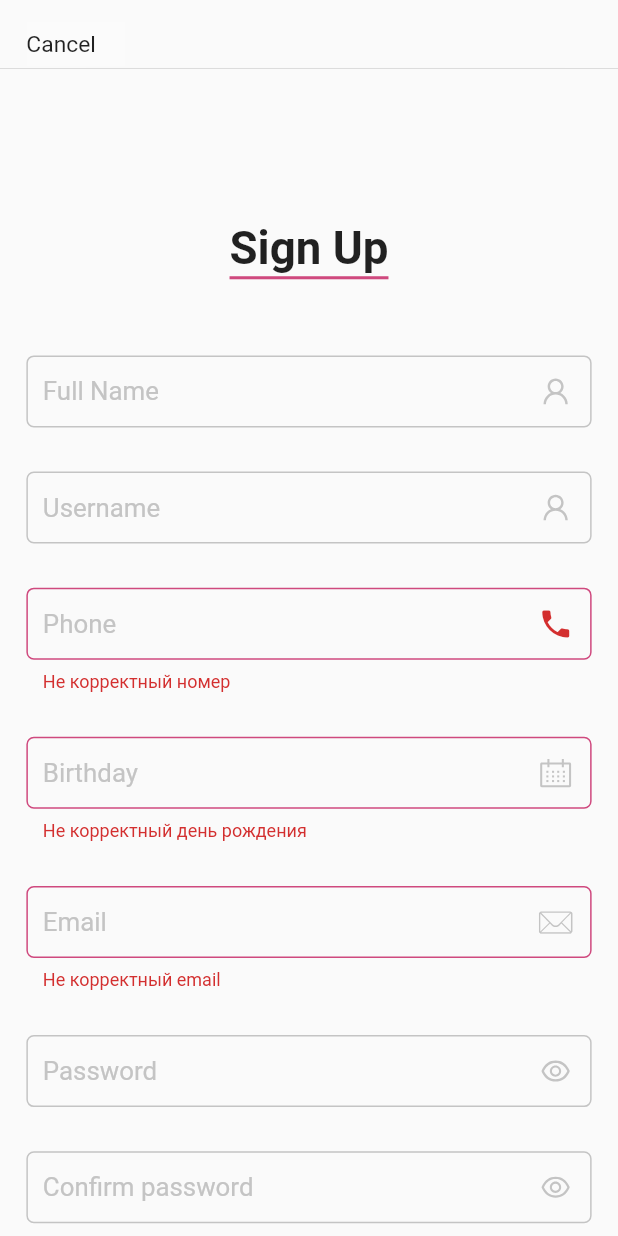
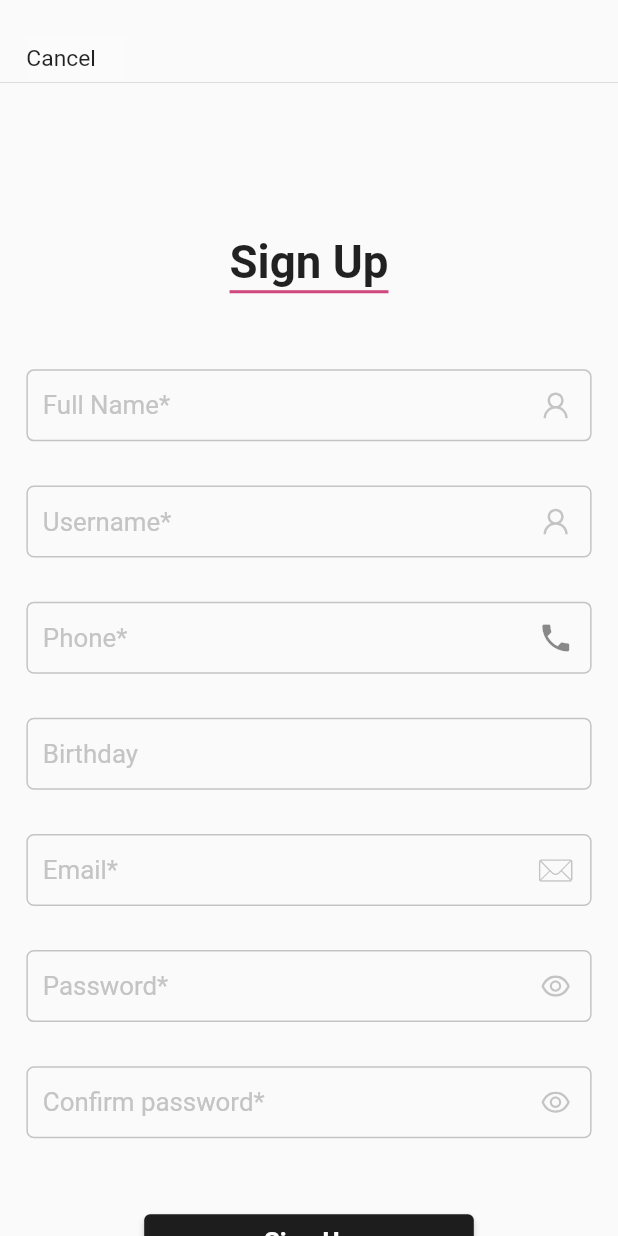
Before and after one commit to Vigorouzis/webant_test_app, a Flutter app: the SingInScreen screen opened directly, after a tap on "Sign Up", on a phone screen of 412 x 824 dp. Run offline on Flutter 3.47's test engine with Material 2 defaults, Android fonts, the phone set to English and light mode, and no system bars; our stand-ins replace cached_network_image, connectivity, dio, email_validator, equatable, flutter_bloc and 8 more; accounts and stored records are empty; generated files the repository leaves out were written again; network calls fail.

Commit message:
Fix some error from review

```diff
--- a/lib/data/datasources/date_helper.dart
+++ b/lib/data/datasources/date_helper.dart
@@ -1,7 +1,10 @@
 import 'package:intl/intl.dart';
 
 class DateHelper {
+  static const String hoursWithMinutes = 'HH:mm';
   static const String digitMonth = 'dd.MM.yyyy';
+  static const String stringMonth = 'dd MMM yyyy';
+
 
   static String getFormattedString({
     required DateTime date,
@@ -12,6 +15,7 @@ class DateHelper {
   }
 
   static DateTime getDateFromString({required String date}) {
+//TODO: доделать форматирование строки в дату из формата dd.mm.yyyy
     return DateTime.parse(date);
   }
 }
--- a/lib/data/models/enums/field_error.dart
+++ /dev/null
@@ -1 +0,0 @@
-enum FieldError { Empty, Invalid }
--- a/lib/data/models/user.dart
+++ b/lib/data/models/user.dart
@@ -12,7 +12,7 @@ class User extends UserEntity {
   @HiveField(0)
   final String name;
   @HiveField(1)
-  DateTime birthday;
+  DateTime? birthday;
   @HiveField(2)
   final String? email;
   @HiveField(3)
--- a/lib/data/repositories/user_repository_impl.dart
+++ b/lib/data/repositories/user_repository_impl.dart
@@ -25,7 +25,7 @@ class UserRepositoryImpl implements UserRepository {
 
   Future<User?> sendDataToApi({
     String? username,
-    String? birthday,
+    DateTime? birthday,
     String? email,
     String? phone,
     String? fullName,
--- a/lib/domain/entities/user_entity.dart
+++ b/lib/domain/entities/user_entity.dart
@@ -4,7 +4,7 @@ import 'package:hive/hive.dart';
 
 class UserEntity extends HiveObject {
   final String name;
-  DateTime birthday;
+  DateTime? birthday;
   final String? email;
   final String? phone;
   final String? password;
--- a/lib/domain/repositories/user_repository.dart
+++ b/lib/domain/repositories/user_repository.dart
@@ -5,7 +5,7 @@ abstract class UserRepository {
 
   Future<User?> sendDataToApi({
     String? username,
-    String? birthday,
+    DateTime? birthday,
     String? email,
     String? phone,
     String? fullName,
--- a/lib/presentation/blocs/profile_bloc/profile_bloc.dart
+++ b/lib/presentation/blocs/profile_bloc/profile_bloc.dart
@@ -19,7 +19,7 @@ class ProfileBloc extends Bloc<ProfileEvent, ProfileState> {
       if (connectivityResult == ConnectivityResult.mobile ||
           connectivityResult == ConnectivityResult.wifi) {
         try {
-          var _response = await _userRepository?.getProfileInfo();
+          var _response = await  _userRepository?.getProfileInfo();
           var _imagesList = await _userRepository?.getUploadImagesFromUser();
           _response!.uploadImages = _imagesList;
           yield ProfileSuccess(user: _response);
--- a/lib/presentation/blocs/profile_setting_bloc/profile_settings_event.dart
+++ b/lib/presentation/blocs/profile_setting_bloc/profile_settings_event.dart
@@ -6,7 +6,7 @@ abstract class ProfileSettingsEvent {
 
 class SendDataToApi extends ProfileSettingsEvent {
   final String? username;
-  final String? birthday;
+  final DateTime? birthday;
   final String? email;
   final String? phone;
   final String? fullName;
--- a/lib/presentation/blocs/registration_bloc/registration_state.dart
+++ b/lib/presentation/blocs/registration_bloc/registration_state.dart
@@ -27,20 +27,8 @@ class RegistrationLoading extends RegistrationState {}
 class RegistrationSuccess extends RegistrationState {}
 
 class RegistrationError extends RegistrationState {
-  final FieldError? nameError;
-  final FieldError? usernameError;
-  final FieldError? phoneError;
-  final FieldError? birthdayError;
-  final FieldError? emailError;
-  final FieldError? passwordError;
-  final FieldError? confirmPasswordError;
+  final String? message;
 
-  RegistrationError(
-      {this.nameError,
-      this.usernameError,
-      this.phoneError,
-      this.birthdayError,
-      this.emailError,
-      this.passwordError,
-      this.confirmPasswordError});
+  RegistrationError({this.message});
+
 }
--- a/lib/presentation/screens/profile_settings_screen.dart
+++ b/lib/presentation/screens/profile_settings_screen.dart
@@ -1,6 +1,7 @@
 import 'package:flutter/cupertino.dart';
 import 'package:flutter/material.dart';
 import 'package:flutter_bloc/flutter_bloc.dart';
+import 'package:webant_test_app/data/datasources/date_helper.dart';
 import 'package:webant_test_app/presentation/blocs/profile_setting_bloc/profile_setting_bloc.dart';
 import 'package:webant_test_app/presentation/blocs/profile_setting_bloc/profile_settings_event.dart';
 import 'package:webant_test_app/presentation/blocs/profile_setting_bloc/profile_settings_state.dart';
@@ -28,7 +29,7 @@ class _ProfileSettingsScreenState extends State<ProfileSettingsScreen> {
   @override
   void initState() {
     _usernameController = TextEditingController(text: widget._user!.username);
-    _birthdayController = TextEditingController(text: widget._user!.birthday.toString());
+    _birthdayController = TextEditingController(text:  widget._user!.birthday.toString());
     _emailController = TextEditingController(text: widget._user!.email);
     context
         .read<ProfileSettingsBloc>()
@@ -55,6 +56,7 @@ class _ProfileSettingsScreenState extends State<ProfileSettingsScreen> {
                   child: Column(
                     children: [
                       CustomAppBar(
+                        isMainScreen: false,
                         leading: Text(
                           context.localize!.cancel,
                           style: AppTypography.font15
@@ -71,7 +73,7 @@ class _ProfileSettingsScreenState extends State<ProfileSettingsScreen> {
                                   username: _usernameController!.text,
                                   phone: widget._user!.phone,
                                   email: _emailController!.text,
-                                  birthday: _birthdayController!.text,
+                                  birthday: DateHelper.getDateFromString(date: _birthdayController!.text),
                                   fullName: widget._user!.name,
                                 )),
                             child: Text(
--- a/lib/presentation/screens/sing_in_screen.dart
+++ b/lib/presentation/screens/sing_in_screen.dart
@@ -48,6 +48,13 @@ class _SingInScreenState extends State<SingInScreen> {
     final Size txtSize = _textSize(context.localize!.signIn,
         AppTypography.font30.copyWith(fontWeight: FontWeight.w700));
     return Scaffold(
+      appBar: CustomAppBar(
+        isMainScreen: false,
+        leading: Text(
+          context.localize!.cancel,
+          style: AppTypography.font15,
+        ),
+      ),
       body: SafeArea(
         child: BlocProvider(
           create: (_) => AuthBloc(),
@@ -61,16 +68,7 @@ class _SingInScreenState extends State<SingInScreen> {
                 }
               },
               builder: (context, state) => SingleChildScrollView(
-                child: Column(
-                  children: [
-                    CustomAppBar(
-                      leading: Text(
-                        context.localize!.cancel,
-                        style: AppTypography.font15,
-                      ),
-                    ),
-                    SingleChildScrollView(
-                      child: Expanded(
+                child: SingleChildScrollView(
                   child: Column(
                     children: [
                       Padding(
@@ -95,15 +93,15 @@ class _SingInScreenState extends State<SingInScreen> {
                       CustomTextField(
                         controller: _usernameController,
                         hintText: context.localize!.username,
-                              padding: EdgeInsets.only(
-                                  left: 16.w, right: 16.w, top: 50.h),
+                        padding:
+                            EdgeInsets.only(left: 16.w, right: 16.w, top: 50.h),
                         trailing: AppIcons.email(),
                       ),
                       CustomTextField(
                         controller: _passwordController,
                         hintText: context.localize!.password,
-                              padding: EdgeInsets.only(
-                                  left: 16.w, right: 16.w, top: 29.h),
+                        padding:
+                            EdgeInsets.only(left: 16.w, right: 16.w, top: 29.h),
                         trailing: AppIcons.eye(),
                       ),
                       Padding(
@@ -133,13 +131,11 @@ class _SingInScreenState extends State<SingInScreen> {
                                   context.read<AuthBloc>().add(
                                         AuthorizationEvent(
                                           email: _usernameController?.text,
-                                                password:
-                                                    _passwordController?.text,
+                                          password: _passwordController?.text,
                                         ),
                                       );
                                 } else {
-                                        ScaffoldMessenger.of(context)
-                                            .showSnackBar(
+                                  ScaffoldMessenger.of(context).showSnackBar(
                                     SnackBar(
                                       content: Text(context
                                           .localize!.notAllFieldsAreFilled),
@@ -178,9 +174,6 @@ class _SingInScreenState extends State<SingInScreen> {
                   ),
                 ),
               ),
-                  ],
-                ),
-              ),
             ),
           ),
         ),
--- a/lib/presentation/screens/sing_up_screen.dart
+++ b/lib/presentation/screens/sing_up_screen.dart
@@ -1,3 +1,4 @@
+import 'package:email_validator/email_validator.dart';
 import 'package:flutter/cupertino.dart';
 import 'package:flutter/material.dart';
 import 'package:flutter_bloc/flutter_bloc.dart';
@@ -31,7 +32,7 @@ class _SingUpScreenState extends State<SingUpScreen> {
   MaskTextInputFormatter? phoneFormatter;
   MaskTextInputFormatter? birthdayFormatter;
 
-  // MaskTextInputFormatter? phoneFormatter;
+  final _formKey = GlobalKey<FormState>();
 
   @override
   void initState() {
@@ -74,6 +75,13 @@ class _SingUpScreenState extends State<SingUpScreen> {
     final Size txtSize = _textSize(context.localize!.signUp,
         AppTypography.font30.copyWith(fontWeight: FontWeight.w700));
     return Scaffold(
+      appBar: CustomAppBar(
+        isMainScreen: false,
+        leading: Text(
+          context.localize!.cancel,
+          style: AppTypography.font15,
+        ),
+      ),
       body: SafeArea(
         child: BlocProvider(
           create: (_) => RegistrationBloc(),
@@ -81,6 +89,11 @@ class _SingUpScreenState extends State<SingUpScreen> {
             builder: (context) =>
                 BlocConsumer<RegistrationBloc, RegistrationState>(
               listener: (context, state) {
+                if (state is RegistrationError) {
+                  ScaffoldMessenger.of(context).showSnackBar(SnackBar(
+                    content: Text(state.message!),
+                  ));
+                }
                 if (state is RegistrationSuccess) {
                   Navigator.of(context).push(
                     MaterialPageRoute(builder: (_) => MainScreen()),
@@ -89,14 +102,10 @@ class _SingUpScreenState extends State<SingUpScreen> {
               },
               builder: (_, state) => Column(
                 children: [
-                  CustomAppBar(
-                    leading: Text(
-                      context.localize!.cancel,
-                      style: AppTypography.font15,
-                    ),
-                  ),
                   Expanded(
                     child: SingleChildScrollView(
+                      child: Form(
+                        key: _formKey,
                         child: Column(
                           children: [
                             Padding(
@@ -106,8 +115,8 @@ class _SingUpScreenState extends State<SingUpScreen> {
                                   children: [
                                     Text(
                                       context.localize!.signUp,
-                                    style: AppTypography.font30
-                                        .copyWith(fontWeight: FontWeight.w700),
+                                      style: AppTypography.font30.copyWith(
+                                          fontWeight: FontWeight.w700),
                                     ),
                                     Container(
                                       width: txtSize.width,
@@ -120,69 +129,101 @@ class _SingUpScreenState extends State<SingUpScreen> {
                             ),
                             //TODO: найти способ добавит астерикс * в hint
                             CustomTextField(
+                              validator: (value) {
+                                if (value!.isEmpty) {
+                                  return 'Поле не может быть пустым';
+                                }
+                                return null;
+                              },
                               controller: _nameController,
-                            hintText: context.localize!.fullName,
+                              hintText: '${context.localize!.fullName}*',
                               padding: EdgeInsets.only(
                                   left: 16.w, right: 16.w, top: 50.h),
                               trailing: AppIcons.user(),
                             ),
                             CustomTextField(
+                              validator: (value) {
+                                if (value!.isEmpty) {
+                                  return 'Поле не может быть пустым';
+                                }
+                                return null;
+                              },
                               controller: _usernameController,
-                            hintText: context.localize!.username,
+                              hintText: '${context.localize!.username}*',
                               padding: EdgeInsets.only(
                                   left: 16.w, right: 16.w, top: 29.h),
                               trailing: AppIcons.user(),
                             ),
                             CustomTextField(
+                              validator: (value) {
+                                if (value!.length != 12) {
+                                  return 'Номер слишком короткий';
+                                }
+                                return null;
+                              },
                               controller: _phoneController,
-                            hintText: context.localize!.phone,
+                              hintText: '${context.localize!.phone}*',
                               padding: EdgeInsets.only(
                                   left: 16.w, right: 16.w, top: 29.h),
                               trailing: Icon(Icons.phone),
-                            // isError: isPhoneNumber(_phoneController!.text),
-                            errorText: 'Не корректный номер',
                               formatter: phoneFormatter,
                               // error: isPhoneNumber,
                             ),
                             CustomTextField(
+                              validator: (value) {
+                                if (value!.length != 10 && value.isNotEmpty) {
+                                  return 'Не корректно введен день рождения';
+                                }
+                                if (value.isEmpty) {
+                                  return null;
+                                }
+                                return null;
+                              },
                               controller: _birthdayController,
                               hintText: context.localize!.birthday,
                               padding: EdgeInsets.only(
                                   left: 16.w, right: 16.w, top: 29.h),
-                            trailing: AppIcons.calendar(),
-                            //  isError: isBirthday(_birthdayController!.text),
-                            errorText: 'Не корректный день рождения',
+
                               formatter: birthdayFormatter,
                               //  error: isBirthday,
                             ),
                             CustomTextField(
+                              validator: (value) =>
+                                  EmailValidator.validate(value!)
+                                      ? null
+                                      : "Введите правильно email",
                               controller: _emailController,
-                            hintText: context.localize!.email,
+                              hintText: '${context.localize!.email}*',
                               padding: EdgeInsets.only(
                                   left: 16.w, right: 16.w, top: 29.h),
                               trailing: AppIcons.email(),
-                            // isError: isEmail(_emailController!.text),
-                            errorText: 'Не корректный email',
-                            // error: isEmail,
                             ),
                             CustomTextField(
+                              validator: (value) => value!.isNotEmpty
+                                  ? null
+                                  : 'Пароль не может быть пустым',
                               obscureText: _passwordObscureText,
                               controller: _passwordController,
-                            hintText: context.localize!.password,
+                              hintText: '${context.localize!.password}*',
                               padding: EdgeInsets.only(
                                   left: 16.w, right: 16.w, top: 29.h),
                               trailing: GestureDetector(
                                 onTap: () {
                                   setState(() {
-                                  _passwordObscureText = !_passwordObscureText;
+                                    _passwordObscureText =
+                                        !_passwordObscureText;
                                   });
                                 },
                                 child: AppIcons.eye(),
                               ),
                             ),
                             CustomTextField(
+                              validator: (value) =>
+                                  value == _passwordController!.text
+                                      ? null
+                                      : "Пароли не совпадают",
                               controller: _confirmPasswordController,
-                            hintText: context.localize!.confirmPassword,
+                              hintText: "${context.localize!.confirmPassword}*",
                               padding: EdgeInsets.only(
                                   left: 16.w, right: 16.w, top: 29.h),
                               trailing: GestureDetector(
@@ -207,40 +248,24 @@ class _SingUpScreenState extends State<SingUpScreen> {
                                     }
                                     return ElevatedButton(
                                       onPressed: () {
-                                      if (_passwordController?.text ==
-                                              _confirmPasswordController
-                                                  ?.text &&
-                                          _nameController!.text.isNotEmpty &&
-                                          _usernameController!
-                                              .text.isNotEmpty &&
-                                          _phoneController!.text.isNotEmpty &&
-                                          _birthdayController!
-                                              .text.isNotEmpty &&
-                                          _emailController!.text.isNotEmpty &&
-                                          _passwordController!
-                                              .text.isNotEmpty &&
-                                          _confirmPasswordController!
-                                              .text.isNotEmpty) {
+                                        if (_formKey.currentState!.validate()) {
                                           context.read<RegistrationBloc>().add(
                                                 Registration(
                                                     fullName:
                                                         _nameController?.text,
                                                     birthday:
-                                                      _birthdayController?.text,
-                                                  email: _emailController?.text,
+                                                        _birthdayController
+                                                            ?.text,
+                                                    email:
+                                                        _emailController?.text,
                                                     password:
-                                                      _passwordController?.text,
-                                                  phone: _phoneController?.text,
-                                                  username: _usernameController
+                                                        _passwordController
+                                                            ?.text,
+                                                    phone:
+                                                        _phoneController?.text,
+                                                    username:
+                                                        _usernameController
                                                             ?.text),
-                                            );
-                                      } else {
-                                        ScaffoldMessenger.of(context)
-                                            .showSnackBar(
-                                          SnackBar(
-                                            content: Text(context.localize!
-                                                .notAllFieldsAreFilled),
-                                          ),
                                               );
                                         }
                                       },
@@ -274,6 +299,7 @@ class _SingUpScreenState extends State<SingUpScreen> {
                         ),
                       ),
                     ),
+                  ),
                 ],
               ),
             ),
--- a/lib/presentation/widgets/custom_app_bar.dart
+++ b/lib/presentation/widgets/custom_app_bar.dart
@@ -2,37 +2,46 @@ import 'package:flutter/material.dart';
 import 'package:flutter/services.dart';
 import 'package:webant_test_app/utils/utils.dart';
 
-class CustomAppBar extends StatelessWidget {
+class CustomAppBar extends StatelessWidget implements PreferredSizeWidget {
   final Widget? leading;
   final Widget? trailing;
   final VoidCallback? onTap;
   final Function(int)? popFunc;
+  final bool? isMainScreen;
 
-  const CustomAppBar(
-      {Key? key, this.leading, this.trailing, this.onTap, this.popFunc})
-      : super(key: key);
+  const CustomAppBar({
+    Key? key,
+    this.leading,
+    this.trailing,
+    this.onTap,
+    this.popFunc,
+    this.isMainScreen,
+  }) : super(key: key);
 
   @override
   Widget build(BuildContext context) {
     return Column(
+      mainAxisAlignment: MainAxisAlignment.end,
       children: [
         SizedBox(
           height: 44.h,
           child: Padding(
             padding: EdgeInsets.only(top: 14.h, left: 16.w),
+            child: Align(
               child: Row(
                 children: [
                   Align(
                     alignment: Alignment.bottomLeft,
                     child: GestureDetector(
-                    onTap: () => popFunc!(0),
+                      onTap: () => isMainScreen!
+                          ? popFunc!(0)
+                          : Navigator.of(context).pop(),
                       child: Container(
                         color: Colors.white10,
                         width: 60.w,
                         height: 44.h,
                         child: Align(
-                          alignment: Alignment.centerLeft,
-                          child: leading),
+                            alignment: Alignment.centerLeft, child: leading),
                       ),
                     ),
                   ),
@@ -55,10 +64,14 @@ class CustomAppBar extends StatelessWidget {
               ),
             ),
           ),
+        ),
         Divider(
           height: 2.h,
         ),
       ],
     );
   }
+
+  @override
+  Size get preferredSize => Size.fromHeight(AppBar().preferredSize.height);
 }
--- a/lib/presentation/widgets/custom_text_field.dart
+++ b/lib/presentation/widgets/custom_text_field.dart
@@ -11,13 +11,12 @@ class CustomTextField extends StatefulWidget {
   final bool obscureText;
   final int? maxLines;
   final double? height;
-  final String? errorText;
-  bool? isError;
-  final Function(String text)? error;
+
   final TextInputFormatter? formatter;
+  final String? Function(String?)? validator;
 
-  CustomTextField(
-      {Key? key,
+  CustomTextField({
+    Key? key,
     required this.controller,
     required this.hintText,
     required this.padding,
@@ -26,11 +25,9 @@ class CustomTextField extends StatefulWidget {
     this.obscureText = false,
     this.maxLines,
     this.height,
-      this.errorText,
-      this.isError = false,
-      this.error,
-      this.formatter})
-      : super(key: key);
+    this.formatter,
+    this.validator,
+  }) : super(key: key);
 
   @override
   _CustomTextFieldState createState() => _CustomTextFieldState();
@@ -44,23 +41,15 @@ class _CustomTextFieldState extends State<CustomTextField> {
       child: Container(
         width: 343.w,
         // height: widget.height ?? 36.h,
-        child: TextField(
+        child: TextFormField(
+          validator: widget.validator,
           inputFormatters:
               widget.formatter != null ? [widget.formatter!] : null,
           maxLines: widget.maxLines ?? 1,
           obscureText: widget.obscureText,
           controller: widget.controller,
-          onChanged: (value) {
-            if (widget.error != null) {
-              setState(() {
-                widget.isError = widget.error!(value);
-              });
-              print(widget.isError);
-            }
-          },
           decoration: InputDecoration(
             hintText: widget.hintText,
-            errorText: widget.isError! == false ? widget.errorText : null,
             suffixText: widget.suffixText,
             suffixStyle: TextStyle(
               color: Colors.red,
--- a/pubspec.yaml
+++ b/pubspec.yaml
@@ -33,7 +33,7 @@ dependencies:
   mask_text_input_formatter: ^2.0.0
   phone_number: ^0.11.0+1
   equatable: ^2.0.3
-  flutter_form_bloc: ^0.20.6
+  email_validator: ^2.0.1
 
 
 
```
Also changed, not shown: lib/data/repositories/auth_repository_impl.dart (+16 -6 lines), lib/presentation/blocs/registration_bloc/registration_bloc.dart (+11 -3 lines), lib/presentation/screens/detail_image_screen.dart (+8 -4 lines), lib/presentation/screens/profile_screen.dart (+30 -22 lines), lib/presentation/screens/send_image_screen.dart (+26 -26 lines), lib/data/models/user.g.dart, pubspec.lock, 1 other file. Lines whose indentation alone changed are shown as unchanged.
